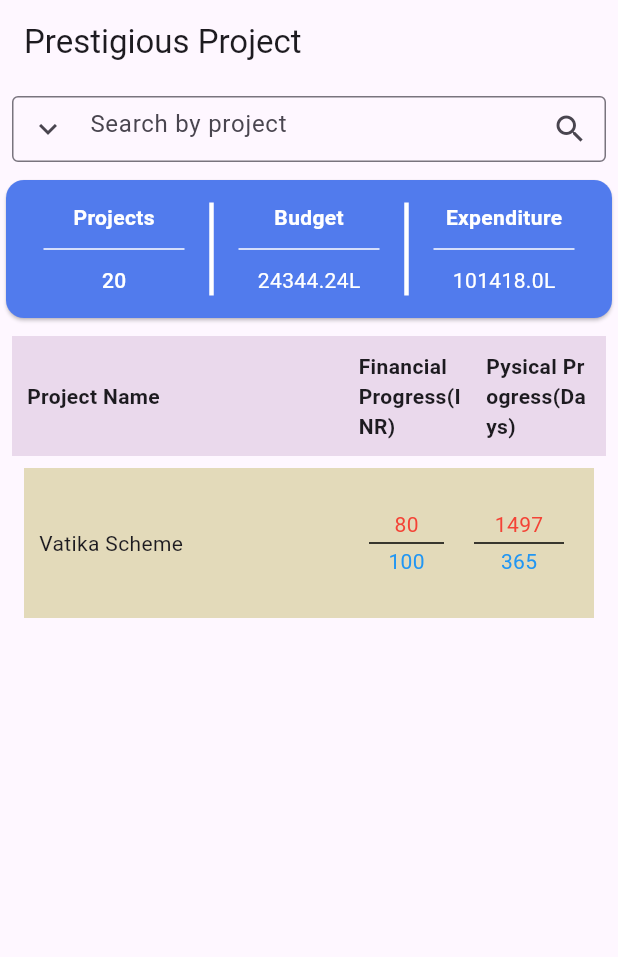
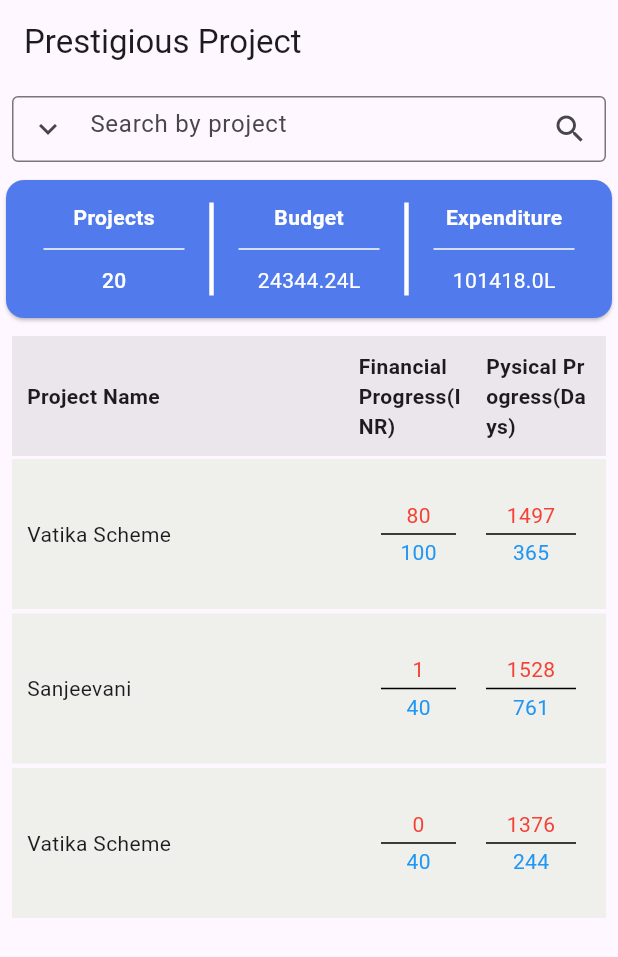
Before and after one commit to 91purabi/flutter_project, a Flutter app: the screen it shows after launch, on a phone screen of 412 x 824 dp. Shown: the top 957 px of the screen. Run offline on Flutter 3.47's test engine with Material 3 defaults, Android fonts, the phone set to English and light mode, and no system bars.

Commit message:
add padding.edgeInsets.only property

```diff
--- a/prestigious_project/prestigious_project/lib/screens/home_screens/home_screen.dart
+++ b/prestigious_project/prestigious_project/lib/screens/home_screens/home_screen.dart
@@ -1,6 +1,7 @@
 import 'package:flutter/material.dart';
 import 'package:prestigious_project/widget/card_example_screen.dart';
 import 'package:prestigious_project/widget/prestigious_project.dart';
+import 'package:prestigious_project/widget/prestigious_project_header_card.dart';
 
 class HomeScreen extends StatelessWidget {
   const HomeScreen({super.key});
@@ -11,7 +12,7 @@ class HomeScreen extends StatelessWidget {
       appBar: AppBar(
         title: Text('Prestigious Project'),
       ),
-      body: Container(
+      body: SingleChildScrollView(
         child: Column(
           children: [
             Container(
@@ -29,10 +30,27 @@ class HomeScreen extends StatelessWidget {
               ),
             ),
             CardExampleScreen(),
+            HeaderCardExampleScreen(),
             PrestigiousProject(
               projectName: 'Vatika Scheme',
               financialProgressCurrentValue: '80',
               financialProgressTotalValue: '100',
+              physicalProgressCurrentValue: '1497',
+              physicalProgressTotalValue: '365',
+            ),
+            PrestigiousProject(
+              projectName: 'Sanjeevani',
+              financialProgressCurrentValue: '1',
+              financialProgressTotalValue: '40',
+              physicalProgressCurrentValue: '1528',
+              physicalProgressTotalValue: '761',
+            ),
+            PrestigiousProject(
+              projectName: 'Vatika Scheme',
+              financialProgressCurrentValue: '0',
+              financialProgressTotalValue: '40',
+              physicalProgressCurrentValue: '1376',
+              physicalProgressTotalValue: '244',
             ),
           ],
         ),
--- a/prestigious_project/prestigious_project/lib/widget/prestigious_project.dart
+++ b/prestigious_project/prestigious_project/lib/widget/prestigious_project.dart
@@ -4,60 +4,62 @@ class PrestigiousProject extends StatelessWidget {
   final String projectName;
   final String financialProgressCurrentValue;
   final String financialProgressTotalValue;
+  final String physicalProgressCurrentValue;
+  final String physicalProgressTotalValue;
 
   const PrestigiousProject({
     super.key,
     required this.projectName,
     required this.financialProgressCurrentValue,
     required this.financialProgressTotalValue,
+    required this.physicalProgressCurrentValue,
+    required this.physicalProgressTotalValue,
   });
 
   @override
   Widget build(BuildContext context) {
     return Padding(
-      padding: const EdgeInsets.all(8),
+      padding: const EdgeInsets.only(left: 8, right: 8, bottom: 3),
       child: Column(
         children: [
+          //Container(
+          //color: Color.fromARGB(255, 234, 217, 236),
+          //child: Padding(
+          //padding: const EdgeInsets.all(10),
+          // child: Row(
+          //   children: [
+          //     Expanded(
+          //         child: Text(
+          //       'Project Name',
+          //       style: TextStyle(fontWeight: FontWeight.bold),
+          //     )),
+          //     Padding(
+          //       padding: const EdgeInsets.symmetric(horizontal: 15),
+          //       child: SizedBox(
+          //           width: 70,
+          //           child: Column(
+          //             children: [
+          //               Text(
+          //                 'Financial Progress(INR)',
+          //                 style: TextStyle(fontWeight: FontWeight.bold),
+          //               ),
+          //             ],
+          //           )),
+          //     ),
+          //     SizedBox(
+          //         width: 70,
+          //         child: Text(
+          //           'Pysical Progress(Days)',
+          //           style: TextStyle(fontWeight: FontWeight.bold),
+          //         )),
+          //   ],
+          // ),
+          //),
+          //),
           Container(
-            color: Color.fromARGB(255, 234, 217, 236),
-            child: Padding(
-              padding: const EdgeInsets.all(10),
-              child: Row(
-                children: [
-                  Expanded(
-                      child: Text(
-                    'Project Name',
-                    style: TextStyle(fontWeight: FontWeight.bold),
-                  )),
-                  Padding(
-                    padding: const EdgeInsets.symmetric(horizontal: 15),
-                    child: SizedBox(
-                        width: 70,
-                        child: Column(
-                          children: [
-                            Text(
-                              'Financial Progress(INR)',
-                              style: TextStyle(fontWeight: FontWeight.bold),
-                            ),
-                          ],
-                        )),
-                  ),
-                  SizedBox(
-                      width: 70,
-                      child: Text(
-                        'Pysical Progress(Days)',
-                        style: TextStyle(fontWeight: FontWeight.bold),
-                      )),
-                ],
-              ),
-            ),
-          ),
-          Padding(
-            padding: const EdgeInsets.all(8.0),
-            child: Container(
             height: 100,
             //width: 400,
-              color: Color.fromARGB(255, 227, 218, 186),
+            color: Color.fromARGB(255, 239, 239, 235),
             child: Padding(
               padding: const EdgeInsets.symmetric(horizontal: 10),
               child: Row(
@@ -101,7 +103,8 @@ class PrestigiousProject extends StatelessWidget {
                         mainAxisAlignment: MainAxisAlignment.center,
                         children: [
                           Text(
-                              '1497',
+                            //'1497',
+                            physicalProgressCurrentValue,
                             style: TextStyle(color: Colors.red),
                           ),
                           Divider(
@@ -110,7 +113,8 @@ class PrestigiousProject extends StatelessWidget {
                             color: Colors.black,
                           ),
                           Text(
-                              '365',
+                            //'365',
+                            physicalProgressTotalValue,
                             style: TextStyle(color: Colors.blue),
                           ),
                         ],
@@ -122,7 +126,6 @@ class PrestigiousProject extends StatelessWidget {
             ),
             // alignment: Alignment.centerLeft,
           ),
-          ),
         ],
       ),
     );
--- /dev/null
+++ b/prestigious_project/prestigious_project/lib/widget/prestigious_project_header_card.dart
@@ -0,0 +1,46 @@
+import 'package:flutter/material.dart';
+
+class HeaderCardExampleScreen extends StatelessWidget {
+  const HeaderCardExampleScreen({super.key});
+
+  @override
+  Widget build(BuildContext context) {
+    return Padding(
+      padding: const EdgeInsets.only(left: 8, right: 8, bottom: 2, top: 8),
+      child: Container(
+        color: Color.fromARGB(255, 235, 230, 236),
+        child: Padding(
+          padding: const EdgeInsets.all(10),
+          child: Row(
+            children: [
+              Expanded(
+                  child: Text(
+                'Project Name',
+                style: TextStyle(fontWeight: FontWeight.bold),
+              )),
+              Padding(
+                padding: const EdgeInsets.symmetric(horizontal: 15),
+                child: SizedBox(
+                    width: 70,
+                    child: Column(
+                      children: [
+                        Text(
+                          'Financial Progress(INR)',
+                          style: TextStyle(fontWeight: FontWeight.bold),
+                        ),
+                      ],
+                    )),
+              ),
+              SizedBox(
+                  width: 70,
+                  child: Text(
+                    'Pysical Progress(Days)',
+                    style: TextStyle(fontWeight: FontWeight.bold),
+                  )),
+            ],
+          ),
+        ),
+      ),
+    );
+  }
+}
```
Lines whose indentation alone changed are shown as unchanged.
